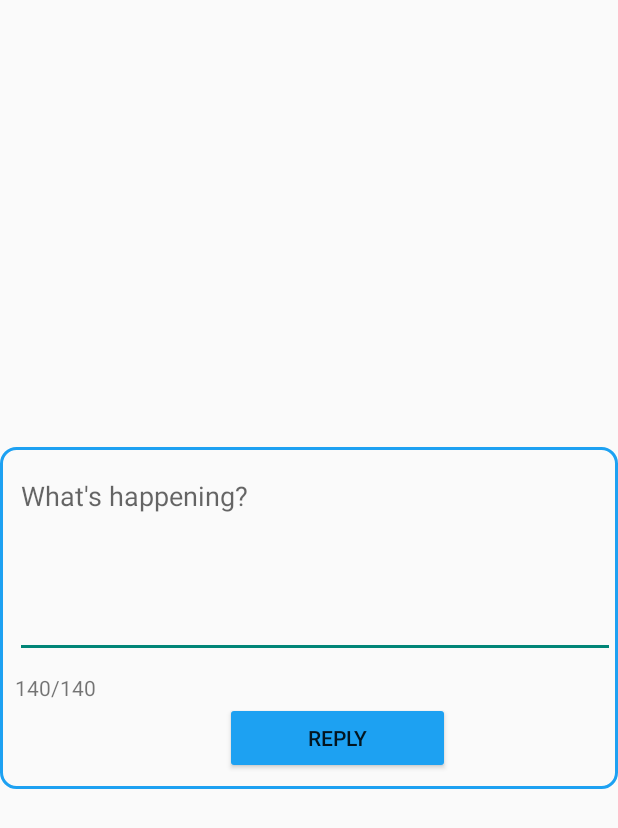
After one commit to jancoding/Twitter, an Android app: the layout fragment_reply_tweet_dialog.xml on its own in the app's theme, with its tools: preview values and no code run, on a phone screen of 412 x 824 dp. The commit adds this screen. Shown: the top 828 px of the screen. Run offline under Robolectric (Android 15) with nearby library versions, the phone set to English and light mode, and no system bars.

Commit message:
reply with modal view

```diff
--- /dev/null
+++ b/app/src/main/res/layout/fragment_reply_tweet_dialog.xml
@@ -0,0 +1,37 @@
+<?xml version="1.0" encoding="utf-8"?>
+<LinearLayout xmlns:android="http://schemas.android.com/apk/res/android"
+    android:id="@+id/reply_layout"
+    android:layout_width="wrap_content" android:layout_height="wrap_content"
+    android:background="@drawable/border"
+    android:layout_gravity="center" android:orientation="vertical"  >
+
+    <EditText
+        android:id="@+id/etReplyTweet"
+        android:layout_width="400dp"
+        android:layout_height="wrap_content"
+        android:layout_margin="10dp"
+        android:layout_marginRight="10dp"
+        android:ems="10"
+        android:gravity="start|top"
+        android:inputType="textMultiLine"
+        android:minLines="5"
+        android:hint="What's happening?"></EditText>
+
+    <TextView
+        android:id="@+id/tvRemain"
+        android:layout_width="80dp"
+        android:layout_marginLeft="10dp"
+        android:layout_height="wrap_content"
+        android:text="140/140" />
+
+    <Button
+        android:id="@+id/btnReplyNow"
+        android:layout_width="150dp"
+        android:layout_height="wrap_content"
+        android:layout_marginLeft="150dp"
+        android:layout_marginBottom="10dp"
+        android:backgroundTint="#1DA1F2"
+        android:text="Reply" />
+
+
+</LinearLayout>
```
Also changed, not shown: app/src/main/java/com/codepath/apps/restclienttemplate/ReplyTweetDialogFragment.java (added, +147 -0 lines), app/src/main/java/com/codepath/apps/restclienttemplate/adapters/TweetsAdapter.java (+13 -32 lines), app/src/main/res/layout/item_tweet.xml (+11 -15 lines).
